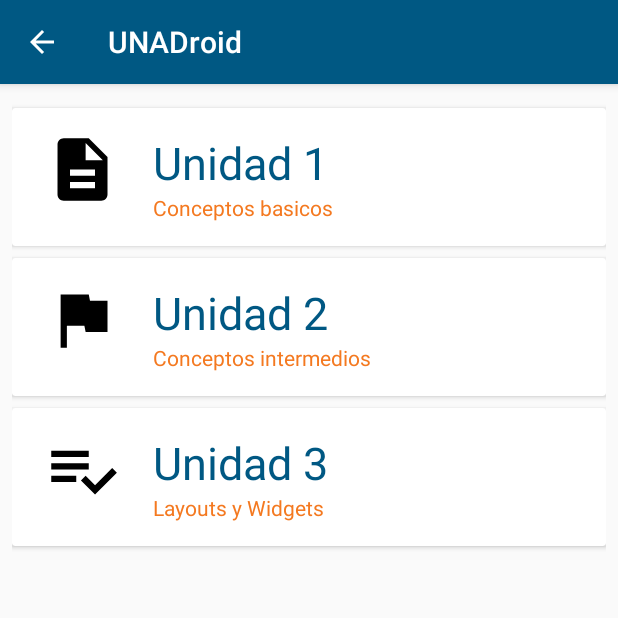
After one commit to pablosalgado/UNADroid, an Android app: the MainMenuActivity screen opened directly, with no data from a screen before it, on a phone screen of 412 x 824 dp, the top half of it. The commit adds this screen. Run offline under Robolectric (Android 15) with nearby library versions, the phone set to English and light mode, and no system bars.

Commit message:
Se crea un menu de las unidades para Documentacion
Se agrega una vista basada en CardViews para listar las unidades de la seccion de Documentacionl.

```diff
--- a/app/build.gradle
+++ b/app/build.gradle
@@ -32,4 +32,5 @@ dependencies {
     androidTestImplementation 'com.android.support.test:runner:1.0.1'
     androidTestImplementation 'com.android.support.test.espresso:espresso-core:3.0.1'
     implementation 'com.android.volley:volley:1.1.0'
+    implementation 'com.android.support:cardview-v7:27.1.0'
 }
--- a/app/src/main/AndroidManifest.xml
+++ b/app/src/main/AndroidManifest.xml
@@ -26,10 +26,16 @@
                 <category android:name="android.intent.category.LAUNCHER" />
             </intent-filter>
         </activity>
-        <activity android:name=".WebCampusActivity" android:parentActivityName=".MainActivity"></activity>
+        <activity
+            android:name=".WebCampusActivity"
+            android:parentActivityName=".MainActivity" />
         <activity android:name=".iam.LoginActivity" />
         <activity android:name=".iam.RegistrationActivity" />
-        <activity android:name=".videos.VideosActivity" android:parentActivityName=".MainActivity"></activity>
+        <activity
+            android:name=".videos.VideosActivity"
+            android:parentActivityName=".MainActivity" />
+
+        <activity android:name=".common.MainMenuActivity"  android:parentActivityName=".MainActivity"></activity>
     </application>
 
 </manifest>
--- a/app/src/main/java/co/edu/unadvirtual/computacion/movil/LoaderActivity.java
+++ b/app/src/main/java/co/edu/unadvirtual/computacion/movil/LoaderActivity.java
@@ -18,7 +18,8 @@ public class LoaderActivity extends AppCompatActivity {
                 new Runnable() {
                     @Override
                     public void run() {
-                        Intent intent = new Intent(LoaderActivity.this, LoginActivity.class);
+                       // Intent intent = new Intent(LoaderActivity.this, LoginActivity.class);
+                         Intent intent = new Intent(LoaderActivity.this, MainActivity.class);
                         LoaderActivity.this.startActivity(intent);
                         LoaderActivity.this.finish();
                     }
--- a/app/src/main/java/co/edu/unadvirtual/computacion/movil/MainActivity.java
+++ b/app/src/main/java/co/edu/unadvirtual/computacion/movil/MainActivity.java
@@ -15,6 +15,7 @@ import android.support.v7.widget.Toolbar;
 import android.view.Menu;
 import android.view.MenuItem;
 
+import co.edu.unadvirtual.computacion.movil.common.MainMenuActivity;
 import co.edu.unadvirtual.computacion.movil.videos.VideosActivity;
 
 public class MainActivity extends AppCompatActivity
@@ -84,8 +85,9 @@ public class MainActivity extends AppCompatActivity
         // Handle navigation view item clicks here.
         int id = item.getItemId();
 
-        if (id == R.id.nav_camera) {
-            // Handle the camera action
+        if (id == R.id.nav_docs) {
+            Intent intent = new Intent(MainActivity.this, MainMenuActivity.class);
+            startActivity(intent);
         } else if (id == R.id.nav_gallery) {
 
         } else if (id == R.id.nav_slideshow) {
--- /dev/null
+++ b/app/src/main/java/co/edu/unadvirtual/computacion/movil/common/MainMenuActivity.java
@@ -0,0 +1,46 @@
+package co.edu.unadvirtual.computacion.movil.common;
+
+import android.support.design.widget.Snackbar;
+import android.support.v7.app.AppCompatActivity;
+import android.os.Bundle;
+import android.support.v7.widget.CardView;
+import android.view.View;
+
+import co.edu.unadvirtual.computacion.movil.R;
+
+
+public class MainMenuActivity extends AppCompatActivity {
+
+    @Override
+    protected void onCreate(Bundle savedInstanceState) {
+        super.onCreate(savedInstanceState);
+        setContentView(R.layout.activity_main_menu);
+
+        /*Lista de CardViews para las unidades de la Documentacion*/
+        CardView cv_unidad_1 = findViewById(R.id.cv_unidad_1);
+        CardView cv_unidad_2 = findViewById(R.id.cv_unidad_2);
+        CardView cv_unidad_3 = findViewById(R.id.cv_unidad_3);
+
+        cv_unidad_1.setOnClickListener(new View.OnClickListener() {
+            @Override
+            public void onClick(View view) {
+                Snackbar.make(view, "Ir a al contenido de la unidad 1", Snackbar.LENGTH_LONG)
+                        .setAction("Action", null).show();
+            }
+        });
+        cv_unidad_2.setOnClickListener(new View.OnClickListener() {
+            @Override
+            public void onClick(View view) {
+                Snackbar.make(view, "Ir a al contenido de la unidad 2", Snackbar.LENGTH_LONG)
+                        .setAction("Action", null).show();
+            }
+        });
+        cv_unidad_3.setOnClickListener(new View.OnClickListener() {
+            @Override
+            public void onClick(View view) {
+                Snackbar.make(view, "Ir a al contenido de la unidad 3", Snackbar.LENGTH_LONG)
+                        .setAction("Action", null).show();
+            }
+        });
+    }
+}
--- /dev/null
+++ b/app/src/main/res/drawable/ic_forward_black_24dp.xml
@@ -0,0 +1,5 @@
+<vector android:height="24dp" android:tint="#FFFFFF"
+    android:viewportHeight="24.0" android:viewportWidth="24.0"
+    android:width="24dp" xmlns:android="http://schemas.android.com/apk/res/android">
+    <path android:fillColor="#FF000000" android:pathData="M12,8V4l8,8 -8,8v-4H4V8z"/>
+</vector>
--- /dev/null
+++ b/app/src/main/res/layout/activity_main_menu.xml
@@ -0,0 +1,150 @@
+<?xml version="1.0" encoding="utf-8"?>
+<LinearLayout xmlns:android="http://schemas.android.com/apk/res/android"
+    android:layout_width="match_parent" android:layout_height="match_parent"
+    android:padding="8dp"
+    android:orientation="vertical">
+
+    <android.support.v7.widget.CardView
+        android:id="@+id/cv_unidad_1"
+        android:layout_width="match_parent"
+        android:layout_height="wrap_content"
+        android:layout_marginTop="8dp">
+
+        <RelativeLayout
+            android:layout_width="match_parent"
+            android:layout_height="wrap_content"
+            android:padding="16dp">
+
+            <ImageView
+                android:id="@+id/person_photo3"
+                android:layout_width="62dp"
+                android:layout_height="50dp"
+                android:layout_alignParentLeft="true"
+                android:layout_alignParentStart="true"
+                android:layout_alignParentTop="true"
+                android:layout_marginEnd="16dp"
+                android:layout_marginRight="16dp"
+                android:contentDescription="@android:string/no"
+                android:src="@drawable/ic_nav_docs" />
+
+            <TextView
+                android:id="@+id/person_name3"
+                android:layout_width="wrap_content"
+                android:layout_height="wrap_content"
+                android:layout_alignParentTop="true"
+                android:layout_toEndOf="@id/person_photo3"
+                android:layout_toRightOf="@+id/person_photo3"
+                android:textColor="@color/colorPrimary"
+                android:textSize="30sp"
+                android:text="Unidad 1"
+                />
+
+            <TextView
+                android:id="@+id/person_age3"
+                android:layout_width="wrap_content"
+                android:layout_height="wrap_content"
+                android:layout_below="@+id/person_name3"
+                android:layout_toEndOf="@id/person_photo3"
+                android:layout_toRightOf="@+id/person_photo3"
+                android:textColor="@color/colorAccent"
+                android:text="Conceptos basicos" />
+
+        </RelativeLayout>
+
+    </android.support.v7.widget.CardView>
+
+    <android.support.v7.widget.CardView
+        android:id="@+id/cv_unidad_2"
+        android:layout_width="match_parent"
+        android:layout_height="wrap_content"
+        android:layout_marginTop="8dp">
+
+        <RelativeLayout
+            android:layout_width="match_parent"
+            android:layout_height="wrap_content"
+            android:padding="16dp">
+
+            <ImageView
+                android:id="@+id/person_photo"
+                android:layout_width="62dp"
+                android:layout_height="50dp"
+                android:layout_alignParentLeft="true"
+                android:layout_alignParentStart="true"
+                android:layout_alignParentTop="true"
+                android:layout_marginEnd="16dp"
+                android:layout_marginRight="16dp"
+                android:contentDescription="@android:string/no"
+                android:src="@drawable/ic_nav_examples" />
+
+            <TextView
+                android:id="@+id/person_name"
+                android:layout_width="wrap_content"
+                android:layout_height="wrap_content"
+                android:layout_alignParentTop="true"
+                android:layout_toEndOf="@id/person_photo"
+                android:layout_toRightOf="@+id/person_photo"
+                android:textColor="@color/colorPrimary"
+                android:textSize="30sp"
+                android:text="Unidad 2" />
+
+            <TextView
+                android:id="@+id/person_age"
+                android:layout_width="wrap_content"
+                android:layout_height="wrap_content"
+                android:layout_below="@+id/person_name"
+                android:layout_toEndOf="@id/person_photo"
+                android:layout_toRightOf="@+id/person_photo"
+                android:textColor="@color/colorAccent"
+                android:text="Conceptos intermedios" />
+        </RelativeLayout>
+
+    </android.support.v7.widget.CardView>
+
+    <android.support.v7.widget.CardView
+        android:id="@+id/cv_unidad_3"
+        android:layout_width="match_parent"
+        android:layout_height="wrap_content"
+        android:layout_marginTop="8dp">
+
+        <RelativeLayout
+            android:layout_width="match_parent"
+            android:layout_height="wrap_content"
+            android:padding="16dp">
+
+            <ImageView
+                android:id="@+id/person_photo2"
+                android:layout_width="62dp"
+                android:layout_height="50dp"
+                android:layout_alignParentLeft="true"
+                android:layout_alignParentStart="true"
+                android:layout_alignParentTop="true"
+                android:layout_marginEnd="16dp"
+                android:layout_marginRight="16dp"
+                android:contentDescription="@android:string/no"
+                android:src="@drawable/ic_nav_quiz" />
+
+            <TextView
+                android:id="@+id/person_name2"
+                android:layout_width="wrap_content"
+                android:layout_height="wrap_content"
+                android:layout_alignParentTop="true"
+                android:layout_toEndOf="@id/person_photo2"
+                android:layout_toRightOf="@+id/person_photo2"
+                android:textColor="@color/colorPrimary"
+                android:textSize="30sp"
+                android:text="Unidad 3" />
+
+            <TextView
+                android:id="@+id/person_age2"
+                android:layout_width="wrap_content"
+                android:layout_height="wrap_content"
+                android:layout_below="@+id/person_name2"
+                android:layout_toEndOf="@id/person_photo2"
+                android:layout_toRightOf="@+id/person_photo2"
+                android:textColor="@color/colorAccent"
+                android:text="Layouts y Widgets" />
+        </RelativeLayout>
+
+    </android.support.v7.widget.CardView>
+
+</LinearLayout>
--- a/app/src/main/res/menu/activity_main_drawer.xml
+++ b/app/src/main/res/menu/activity_main_drawer.xml
@@ -15,7 +15,7 @@
     </group>
     <group android:checkableBehavior="single" android:id="@+id/grp2">
         <item
-            android:id="@+id/nav_camera"
+            android:id="@+id/nav_docs"
             android:icon="@drawable/ic_nav_docs"
             android:title="Documentación" />
         <item
```
